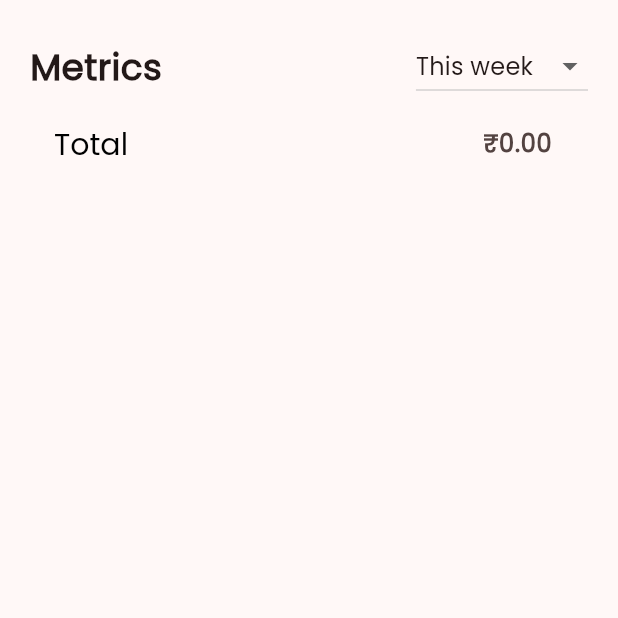
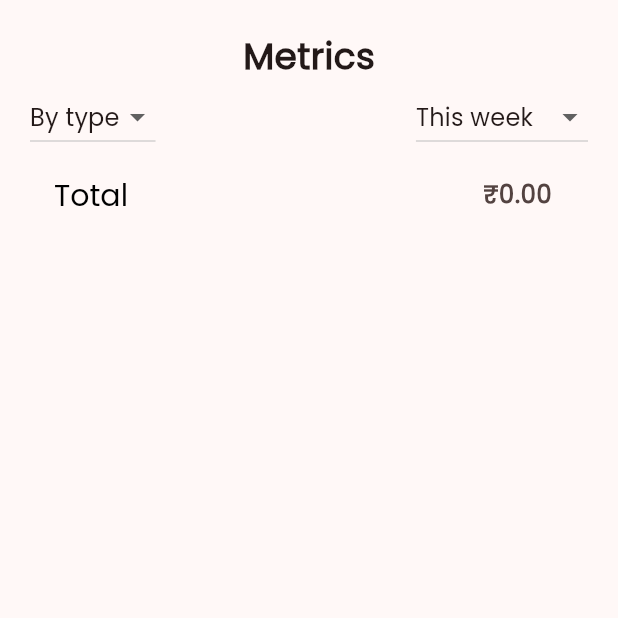
Before and after one commit to Sakthikarthick3107/expense-log, a Flutter app: the MetricsScreen screen opened directly, on a phone screen of 412 x 824 dp, the top half of it. Run offline on Flutter 3.47's test engine with Material 3 defaults, Android fonts, the light colour scheme and no system bars; our stand-ins replace file_picker, fluttertoast, hive, hive_flutter, permission_handler; missing offline and left inert: dart:ffi; accounts and stored records are empty.

Commit message:
modified metric filter

```diff
--- a/lib/screens/metrics_screen.dart
+++ b/lib/screens/metrics_screen.dart
@@ -16,7 +16,9 @@ class MetricsScreen extends StatefulWidget {
 class _MetricsScreenState extends State<MetricsScreen> {
   late ExpenseService _expenseService;
   final List<String>  metricsDuration = ['This week','Last week','This month' , 'Last month'];
+  final List<String> metricsBy = ['By type' , 'By day'];
   final ValueNotifier<String> _selectedDurationNotifier = ValueNotifier<String>('This week');
+  final ValueNotifier<String> _selectedMetricBy = ValueNotifier<String>('By type');
   late Map<String,double> _metricsData = {};
 
 
@@ -24,10 +26,14 @@ class _MetricsScreenState extends State<MetricsScreen> {
   void initState(){
     super.initState();
     _expenseService = Provider.of<ExpenseService>(context , listen: false);
-    _metricsData = _expenseService.getMetrics(_selectedDurationNotifier.value);
+    _metricsData = _expenseService.getMetrics(_selectedDurationNotifier.value , _selectedMetricBy.value);
+
     _selectedDurationNotifier.addListener((){
-          _metricsData = _expenseService.getMetrics(_selectedDurationNotifier.value);
+          _metricsData = _expenseService.getMetrics(_selectedDurationNotifier.value,_selectedMetricBy.value);
 
+    });
+    _selectedMetricBy.addListener((){
+        _metricsData = _expenseService.getMetrics(_selectedDurationNotifier.value,_selectedMetricBy.value);
     });
   }
 
@@ -39,16 +45,35 @@ class _MetricsScreenState extends State<MetricsScreen> {
         padding:const EdgeInsets.all(20),
         child: Column(
           children :[
+            Container(
+              child: const Text(
+                'Metrics',
+                style: TextStyle(
+                    fontWeight: FontWeight.bold,
+                    fontSize: 24,
+
+                ),
+              ),
+            ),
              Row(
               mainAxisAlignment: MainAxisAlignment.spaceBetween,
               children:[
-                const Text(
-                'Metrics',
-                style: TextStyle(
-                fontWeight: FontWeight.bold,
-                fontSize: 24
+                DropdownButton<String>(
+                  value: _selectedMetricBy.value,
+
+                  onChanged: (String? newValue){
+                    setState(() {
+                      _selectedMetricBy.value = newValue!;
+                    });
+                  },
+                  items: metricsBy.map((String value){
+                    return DropdownMenuItem<String>(
+                        value: value,
+                        child: Text(value)
+                    );
+
+                  }).toList(),
                 ),
-              ),
                 DropdownButton<String>(
                       value: _selectedDurationNotifier.value,
 
--- a/lib/services/expense_service.dart
+++ b/lib/services/expense_service.dart
@@ -2,6 +2,7 @@ import 'package:expense_log/models/expense.dart';
 import 'package:expense_log/models/expense2.dart';
 import 'package:expense_log/models/expense_type.dart';
 import 'package:expense_log/services/settings_service.dart';
+import 'package:expense_log/services/ui_service.dart';
 import 'package:flutter/material.dart';
 import 'package:hive/hive.dart';
 
@@ -69,40 +70,71 @@ class ExpenseService{
        return expenseOfTheDate.fold(0.0 , (total,expense) => total +expense.price);
     }
 
-    Map<String,double> getMetrics(String duration){
+    Map<String,double> getMetrics(String duration , String metricBy){
         final expenseTypes = getExpenseTypes();
         final expenses = getExpenses();
-        Map<String, double> metricByType = {'Total': 0.0};
+        Map<String, double> metricData = {'Total': 0.0};
         DateTime now = DateTime.now();
         DateTime startDate = DateTime(now.year,now.month,now.day);
+        DateTime endDate = now;
 
         switch(duration){
             case 'This week':
-                startDate = startDate.subtract(Duration(days: now.weekday - 1));
+                startDate = startDate.subtract(Duration(days: now.weekday % 7));
+                endDate = startDate.add(Duration(days: 6));
                 break;
             case 'Last week':
-                startDate = startDate.subtract(Duration(days: now.weekday + 6 ));
+                startDate = startDate.subtract(Duration(days: (now.weekday + 6) % 7 + 7 ));
+                endDate = startDate.add(Duration(days: 6));
                 break;
             case 'This month':
                 startDate = DateTime(now.year , now.month ,1);
+                endDate = DateTime(now.year, now.month + 1, 0);
                 break;
             case 'Last month':
                 startDate = DateTime(now.year , now.month - 1 ,1);
+                endDate = DateTime(now.year, now.month, 0);
                 break;
         }
 
-        for(var expenseType in expenseTypes){
-            double total = expenses.where((expense) =>
+        if(metricBy == 'By type'){
+            for(var expenseType in expenseTypes){
+                double total = expenses.where((expense) =>
                 expense.expenseType.id == expenseType.id &&
-                expense.date.isAfter(startDate)
+                    expense.date.isAfter(startDate) &&
+                    expense.date.isBefore(endDate.add(Duration(days: 1)))
                 ).fold(0.0,(sum,expense) => sum + expense.price);
-            if(total != 0){
-                metricByType[expenseType.name] = total;
-                metricByType['Total'] = (metricByType['Total'] ?? 0.0) + total;
+                if(total != 0){
+                    metricData[expenseType.name] = total;
+                    metricData['Total'] = (metricData['Total'] ?? 0.0) + total;
+                }
+
+            }
+        }
+        else if(metricBy == 'By day'){
+            UiService uiService = UiService();
+            Map<DateTime, double> tempMetricsData = {DateTime(0): 0.0};
+            for (var expense in expenses.where((exp) => exp.date.isAfter(startDate) && exp.date.isBefore(endDate.add(Duration(days: 1))))) {
+                DateTime day = expense.date;
+                tempMetricsData[day] = (tempMetricsData[day] ?? 0.0) + expense.price;
+                tempMetricsData[DateTime(0)] = (tempMetricsData[DateTime(0)] ?? 0.0) + expense.price;
+            }
+            List<DateTime> sortedDays = tempMetricsData.keys.toList()
+                ..remove(DateTime(0));
+            sortedDays.sort();
+
+            Map<String, double> sortedMetricsData = {'Total': 0.0};
+
+            for (DateTime day in sortedDays) {
+                String dayString = uiService.displayDay(day);
+                sortedMetricsData[dayString] = tempMetricsData[day]!;
             }
 
+            metricData = sortedMetricsData;
         }
-        return metricByType;
+
+
+        return metricData;
     }
 
 }
--- a/pubspec.yaml
+++ b/pubspec.yaml
@@ -37,6 +37,8 @@ dependencies:
   permission_handler: ^10.0.0
   intl: ^0.18.0
   fluttertoast: ^8.2.1
+  file_picker: ^5.0.1
+  path_provider: ^2.0.2
 
 
   # The following adds the Cupertino Icons font to your application.
```
Also changed, not shown: lib/models/expense2.dart (+13 -0 lines), lib/models/expense_type.dart (+7 -0 lines), lib/screens/expense_type_screen.dart (+32 -10 lines), lib/widgets/app_drawer.dart (+37 -10 lines), pubspec.lock.
